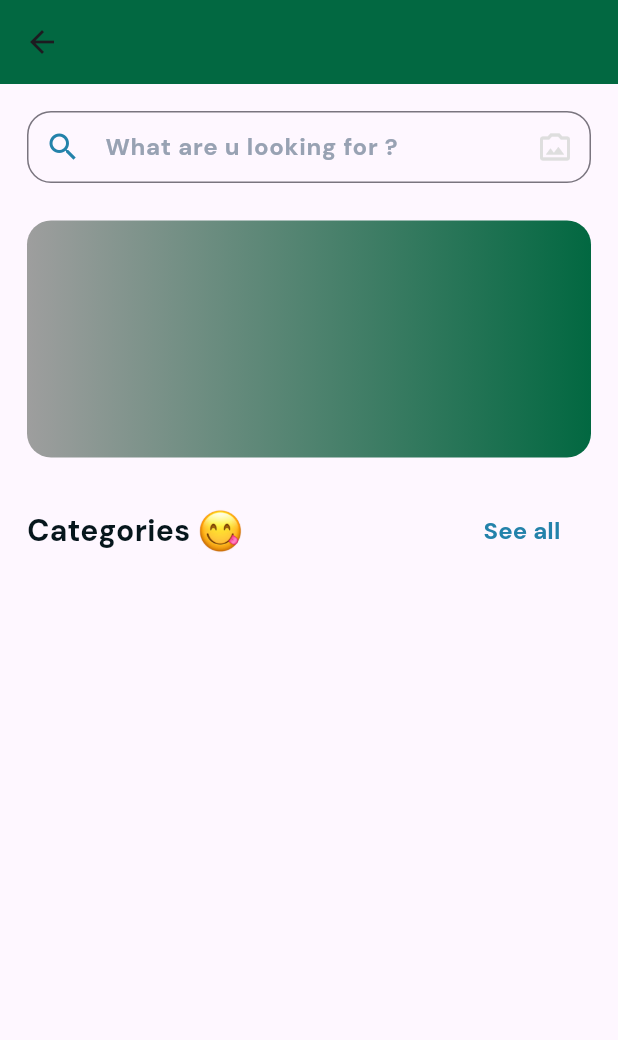
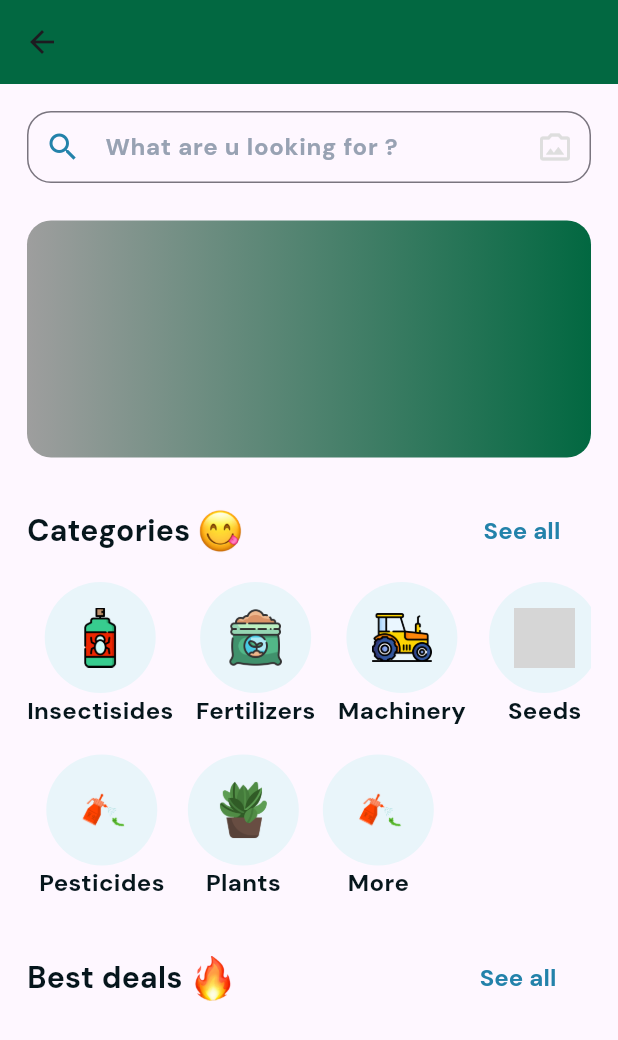
Before and after one commit to prajwalvasista/rova_2, a Flutter app: the EcommerceHome screen opened directly, on a phone screen of 412 x 824 dp. Shown: the top 1040 px of the screen. Run offline on Flutter 3.47's test engine with Material 3 defaults, Android fonts, the phone set to English and light mode, and no system bars; our stand-ins replace image_picker; grey boxes are pictures that could not be loaded.

Commit message:
Added images in ymal,added images,added some colors,added sirings,reusuable widget category,ui categories and best deals

```diff
--- a/lib/utils/constants/colors.dart
+++ b/lib/utils/constants/colors.dart
@@ -14,4 +14,5 @@ class AppColors {
   static const hintTextFieldColor = Color(0xff98A2B3);
   static const prefixIconColor = Color(0xff2382AA);
   static const categoryTextColor = Color(0xff06161C);
+  static const categoryColor = Color(0xffE9F5FA);
 }
--- a/lib/utils/constants/strings.dart
+++ b/lib/utils/constants/strings.dart
@@ -32,4 +32,12 @@ class CommonStrings {
   static const whatAreYouLookingFor = "What are u looking for ?";
   static const categories = "Categories";
   static const seeAll = "See all";
+  static const insectisides = "Insectisides";
+  static const fertilizers = "Fertilizers";
+  static const machinery = "Machinery";
+  static const seeds = "Seeds";
+  static const pesticides = "Pesticides";
+  static const plants = "Plants";
+  static const more = "More";
+  static const bestDeals = "Best deals";
 }
--- /dev/null
+++ b/lib/views/categories.dart
@@ -0,0 +1,40 @@
+import 'package:flutter/material.dart';
+import 'package:flutter/widgets.dart';
+import 'package:rova_2/utils/constants/colors.dart';
+
+class Categories extends StatelessWidget {
+  final String text;
+  final String imagePath;
+  const Categories({super.key, required this.text, required this.imagePath});
+
+  @override
+  Widget build(BuildContext context) {
+    return Column(
+      children: [
+        GestureDetector(
+          onTap: () {},
+          child: Container(
+            width: 75,
+            height: 74,
+            decoration: const BoxDecoration(
+              color: AppColors.categoryColor,
+              shape: BoxShape.circle,
+            ),
+            child: Padding(
+              padding: const EdgeInsets.all(17.0),
+              child: Image.asset(imagePath),
+            ),
+          ),
+        ),
+        Text(
+          text,
+          style: const TextStyle(
+            fontSize: 16,
+            fontWeight: FontWeight.w400,
+            color: AppColors.categoryTextColor,
+          ),
+        ),
+      ],
+    );
+  }
+}
--- a/lib/views/ecommerce_home.dart
+++ b/lib/views/ecommerce_home.dart
@@ -1,7 +1,7 @@
 import 'package:flutter/material.dart';
-import 'package:flutter/widgets.dart';
 import 'package:rova_2/utils/constants/colors.dart';
 import 'package:rova_2/utils/constants/strings.dart';
+import 'package:rova_2/views/categories.dart';
 
 class EcommerceHome extends StatefulWidget {
   const EcommerceHome({super.key});
@@ -12,6 +12,7 @@ class EcommerceHome extends StatefulWidget {
 
 class _EcommerceHomeState extends State<EcommerceHome> {
   final SizedBox defaultGap = const SizedBox(height: 10);
+  final SizedBox defaultWidth = const SizedBox(width: 15);
   @override
   Widget build(BuildContext context) {
     return Scaffold(
@@ -63,6 +64,7 @@ class _EcommerceHomeState extends State<EcommerceHome> {
             ),
             const SizedBox(height: 25),
             Row(
+              mainAxisAlignment: MainAxisAlignment.start,
               children: [
                 const Text(
                   CommonStrings.categories,
@@ -89,7 +91,87 @@ class _EcommerceHomeState extends State<EcommerceHome> {
                       ),
                     ),
                   ),
-                )
+                ),
+              ],
+            ),
+            defaultGap,
+            SingleChildScrollView(
+              scrollDirection: Axis.horizontal,
+              child: Row(
+                children: [
+                  const Categories(
+                    text: CommonStrings.insectisides,
+                    imagePath: "assets/images/insectdecides.png",
+                  ),
+                  defaultWidth,
+                  const Categories(
+                    text: CommonStrings.fertilizers,
+                    imagePath: "assets/images/fertilizers.png",
+                  ),
+                  defaultWidth,
+                  const Categories(
+                    text: CommonStrings.machinery,
+                    imagePath: "assets/images/tractor.png",
+                  ),
+                  defaultWidth,
+                  const Categories(
+                    text: CommonStrings.seeds,
+                    imagePath: "assets/images/seeds.png",
+                  ),
+                ],
+              ),
+            ),
+            defaultGap,
+            Padding(
+              padding: const EdgeInsets.all(8.0),
+              child: Row(
+                children: [
+                  const Categories(
+                    text: CommonStrings.pesticides,
+                    imagePath: "assets/images/pesticides.png",
+                  ),
+                  defaultWidth,
+                  const Categories(
+                    text: CommonStrings.plants,
+                    imagePath: "assets/images/plants.png",
+                  ),
+                  defaultWidth,
+                  const Categories(
+                    text: CommonStrings.more,
+                    imagePath: "assets/images/pesticides.png",
+                  ),
+                ],
+              ),
+            ),
+            const SizedBox(height: 20),
+            Row(
+              children: [
+                const Text(
+                  CommonStrings.bestDeals,
+                  style: TextStyle(
+                    color: AppColors.categoryTextColor,
+                    fontSize: 20,
+                    fontWeight: FontWeight.w500,
+                  ),
+                ),
+                const SizedBox(width: 5),
+                Image.asset(
+                  "assets/images/fireEmoji.png",
+                  height: 30,
+                ),
+                const SizedBox(width: 140),
+                Expanded(
+                  child: TextButton(
+                    onPressed: () {},
+                    child: const Text(
+                      CommonStrings.seeAll,
+                      style: TextStyle(
+                        fontSize: 16,
+                        color: AppColors.prefixIconColor,
+                      ),
+                    ),
+                  ),
+                ),
               ],
             ),
           ],
```
Also changed, not shown: pubspec.yaml (+7 -0 lines), assets/images/fertilizers.png (added), assets/images/fireEmoji.png (added), assets/images/insectdecides.png (added), assets/images/pesticides.png (added), assets/images/plants.png (added), assets/images/tractor.png (added), 1 other file.
